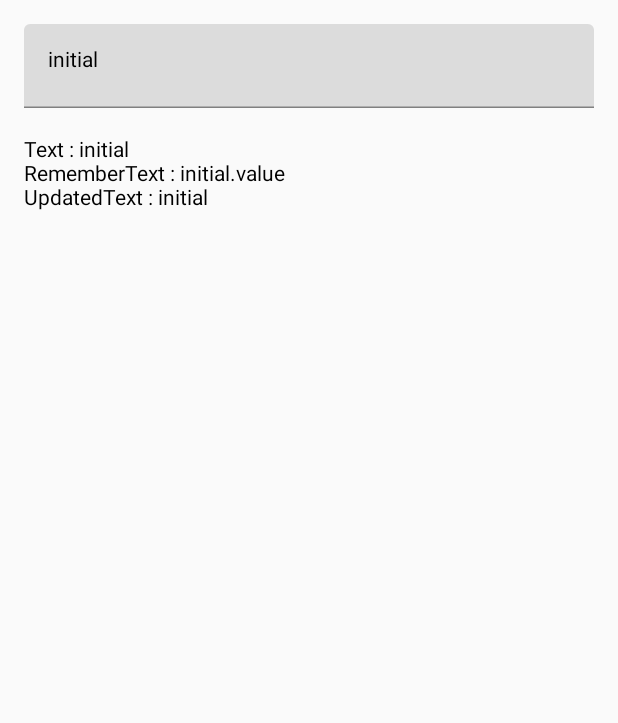
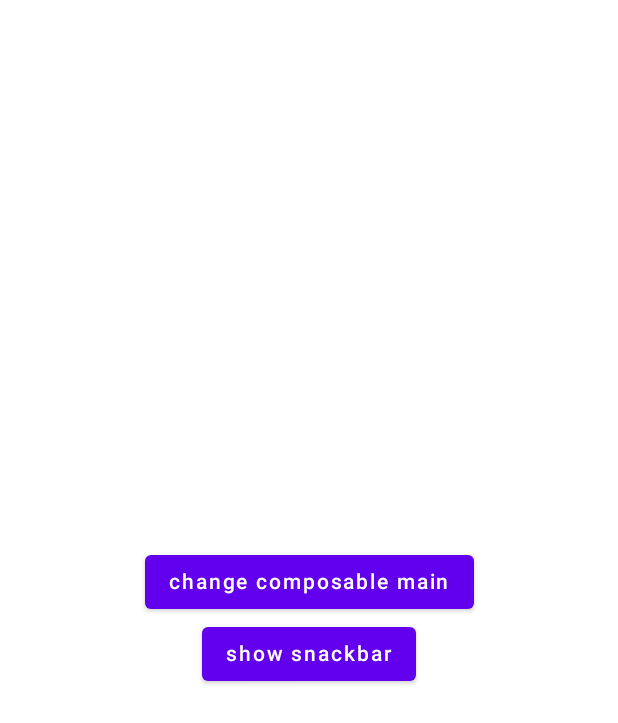
Before and after one commit to DaeYoungee/Compose_study, an Android app built with Jetpack Compose: the screen it shows after launch (MainActivity), on a phone screen of 412 x 824 dp. Shown: the top 723 px of the screen. Run offline under Robolectric (Android 15) with nearby library versions, the phone set to English and light mode, and no system bars.

Commit message:
coroutineScope 테스트

```diff
--- a/mygallery/build.gradle
+++ b/mygallery/build.gradle
@@ -60,4 +60,6 @@ dependencies {
     androidTestImplementation "androidx.compose.ui:ui-test-junit4:$compose_ui_version"
     debugImplementation "androidx.compose.ui:ui-tooling:$compose_ui_version"
     debugImplementation "androidx.compose.ui:ui-test-manifest:$compose_ui_version"
+    //navigation
+    implementation "androidx.navigation:navigation-compose:2.5.3"
 }
--- a/mygallery/src/main/java/com/example/mygallery/MainActivity.kt
+++ b/mygallery/src/main/java/com/example/mygallery/MainActivity.kt
@@ -1,22 +1,57 @@
 package com.example.mygallery
 
 import android.os.Bundle
+import android.util.Log
 import androidx.activity.ComponentActivity
 import androidx.activity.compose.setContent
 import androidx.compose.foundation.layout.*
-import androidx.compose.material.Text
-import androidx.compose.material.TextField
+import androidx.compose.material.*
 import androidx.compose.runtime.*
+import androidx.compose.ui.Alignment
 import androidx.compose.ui.Modifier
 import androidx.compose.ui.unit.dp
+import androidx.lifecycle.lifecycleScope
+import androidx.navigation.NavController
+import androidx.navigation.compose.NavHost
+import androidx.navigation.compose.composable
+import androidx.navigation.compose.rememberNavController
+import kotlinx.coroutines.launch
 
 class MainActivity : ComponentActivity() {
     override fun onCreate(savedInstanceState: Bundle?) {
         super.onCreate(savedInstanceState)
         setContent {
-            SideEffect()
-            LaunchedEffect(Unit){
-
+            val navController = rememberNavController()
+            val scaffoldState = rememberScaffoldState()
+            NavHost(navController = navController, startDestination = "main") {
+                composable(route = "main") {
+                    Scaffold(scaffoldState = scaffoldState) {
+                        Column(
+                            modifier = Modifier
+                                .fillMaxSize()
+                                .padding(it),
+                            verticalArrangement = Arrangement.Center,
+                            horizontalAlignment = Alignment.CenterHorizontally
+                        ) {
+                            Button(onClick = {
+                                navController.navigate("first")
+                            }) {
+                                Text(text = "change composable main")
+                            }
+                            Button(onClick = {
+                                lifecycleScope.launch { scaffoldState.snackbarHostState.showSnackbar("main") }
+                            }) {
+                                Text(text = "show snackbar")
+                            }
+                        }
+                    }
+                }
+                composable(route = "first") {
+                    FirstScreen(navController = navController)
+                }
+                composable(route = "second") {
+                    SecondScreen(navController = navController)
+                }
             }
 
         }
@@ -24,33 +59,44 @@ class MainActivity : ComponentActivity() {
 }
 
 @Composable
-fun SideEffect() {
-    val (text, setText) = remember {
-        mutableStateOf("initial")
-    }
-    Column(
-        modifier = Modifier
-            .fillMaxSize()
-            .padding(16.dp)
-    ) {
-        TextField(
-            value = text,
-            onValueChange = setText,
+fun RememberCorountione(onChange: () -> Unit, text: String) {
+    val scaffoldState = rememberScaffoldState()
+    val scope = rememberCoroutineScope()
+    Scaffold(scaffoldState = scaffoldState) {
+        Column(
             modifier = Modifier
-                .fillMaxWidth()
-        )
-        Spacer(modifier = Modifier.height(20.dp))
-        RememberUpdateTestText(text)
+                .fillMaxSize()
+                .padding(it),
+            verticalArrangement = Arrangement.Center,
+            horizontalAlignment = Alignment.CenterHorizontally
+        ) {
+            Button(onClick = {
+                onChange()
+                Log.d("change page", "$onChange")
+            }) {
+                Text(text = "change composable $text")
+            }
+            Button(onClick = {
+                scope.launch { scaffoldState.snackbarHostState.showSnackbar(text) }
+            }) {
+                Text(text = "show snackbar")
+            }
+        }
     }
 }
 
 @Composable
-fun RememberUpdateTestText(text: String) {
-    val rememberText by remember {
-        mutableStateOf(text)
+fun FirstScreen(navController: NavController) {
+    val onChange = {
+        navController.navigate("second")
     }
-    val rememberUpdatedText by rememberUpdatedState(newValue = text)
-    Text(text = "Text : $text")
-    Text(text = "RememberText : $rememberText.value")
-    Text(text = "UpdatedText : ${rememberUpdatedText}")
+    RememberCorountione(onChange = onChange, text = "first page")
 }
+
+@Composable
+fun SecondScreen(navController: NavController) {
+    val onChange = {
+        navController.navigate("main")
+    }
+    RememberCorountione(onChange = onChange, text = "second page")
+}
```
